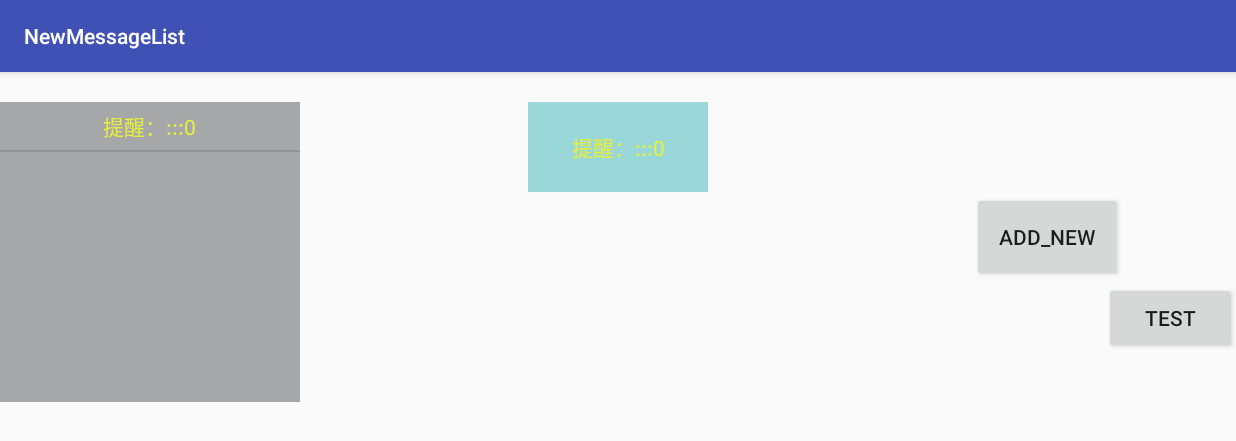
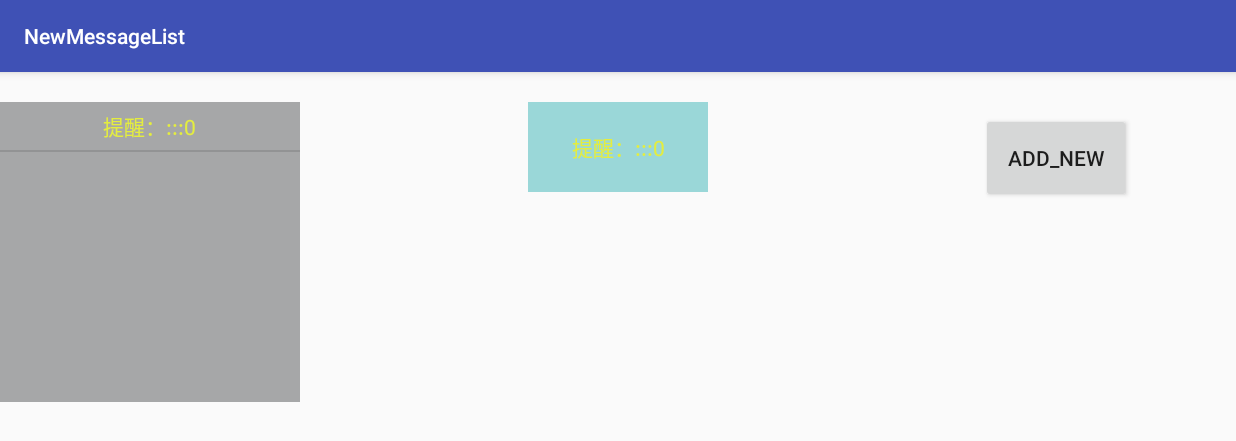
Before and after one commit to Simon-Kjer/ListViewItemPostDelayedRemove, an Android app: the screen it shows after launch (MainActivity), after a tap on "ADD_NEW", on a phone screen of 824 x 412 dp (held sideways). Shown: the top 441 px of the screen. Run offline under Robolectric (Android 15) with nearby library versions, the phone set to English and light mode, and no system bars; our stand-ins replace ButterKnife.

Commit message:
3 ways not used ,change imp

```diff
--- a/app/src/main/java/message/kjer/simon/com/cn/newmessagelist/MainActivity.java
+++ b/app/src/main/java/message/kjer/simon/com/cn/newmessagelist/MainActivity.java
@@ -25,8 +25,6 @@ public class MainActivity extends AppCompatActivity {
     TextView newMessageTv;
     @BindView(R.id.add_new_message_bt)
     Button addNewMessageBt;
-    @BindView(R.id.notify_bt)
-    Button notifyBt;
     @BindView(R.id.message_list_view)
     ListView messageListView;
 
@@ -47,28 +45,14 @@ public class MainActivity extends AppCompatActivity {
         messageListView.setAdapter(messageListAdapter);
     }
 
-    @OnClick({R.id.new_message_tv, R.id.add_new_message_bt, R.id.notify_bt})
+    @OnClick({R.id.new_message_tv, R.id.add_new_message_bt})
     public void onViewClicked(View view) {
         switch (view.getId()) {
             case R.id.add_new_message_bt:
                 addMessageAndUpdate();
                 break;
-//            case R.id.notify_bt:
-//                testViewPostUpdate();
-//                break;
         }
     }
-
-//    private void testViewPostUpdate() {
-//        notifyBt.postDelayed(new Runnable() {
-//            @Override
-//            public void run() {
-//                notifyBt.setVisibility(View.GONE);
-//            }
-//        }, 3 * 1000);
-//    }
-
-
     private int clickCount;
 
     private void addMessageAndUpdate() {
@@ -110,6 +94,7 @@ public class MainActivity extends AppCompatActivity {
             case TipsMessage.NOTICE:
                 mDataList.add(Utils.promptCount+Utils.warningCount, msg);
                 break;
+
         }
         Log.e("Main","Utils.warningCount="+Utils.warningCount+
         " Utils.promptCount="+Utils.promptCount+" mDataList.size="+mDataList.size());
--- a/app/src/main/res/layout/activity_main.xml
+++ b/app/src/main/res/layout/activity_main.xml
@@ -33,16 +33,18 @@
         android:layout_height="60dp"
         android:layout_alignParentEnd="true"
         android:layout_alignParentTop="true"
-        android:layout_marginEnd="76dp"
-        android:layout_marginTop="80dp"
+        android:layout_marginEnd="70dp"
+        android:layout_marginTop="27dp"
         android:padding="16dp"
         android:text="add_new" />
 
-    <Button
-        android:id="@+id/notify_bt"
-        android:layout_width="wrap_content"
-        android:layout_height="wrap_content"
-        android:layout_alignParentEnd="true"
-        android:layout_below="@id/add_new_message_bt"
-        android:text="test" />
+    <LinearLayout
+        android:id="@+id/view_group"
+        android:layout_width="150dp"
+        android:layout_height="150dp"
+        android:layout_alignParentBottom="true"
+        android:layout_centerHorizontal="true"
+        android:layout_marginBottom="62dp"
+        android:orientation="vertical" />
+
 </RelativeLayout>
```
Also changed, not shown: app/src/main/java/message/kjer/simon/com/cn/newmessagelist/MessageListAdaptet.java (+73 -6 lines).
